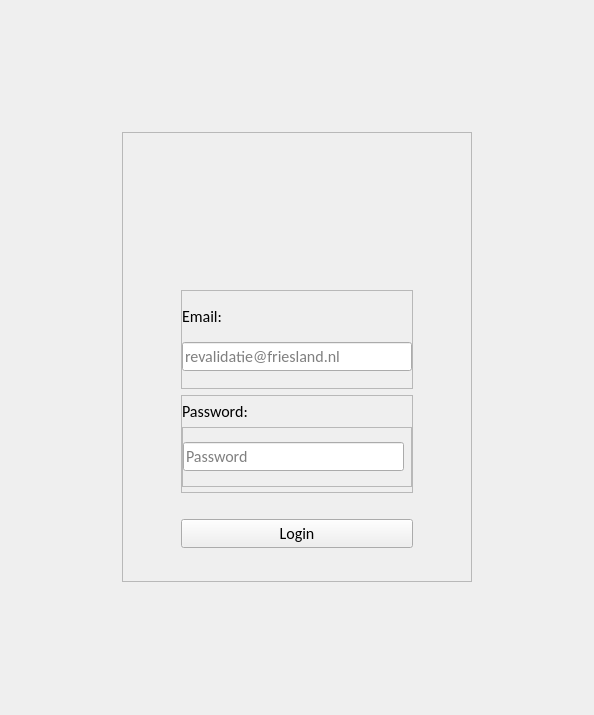
Above: layout/loginSection.ui from Baeshee/IPMEDTH-Frontend before the change. Below: the same form after it.
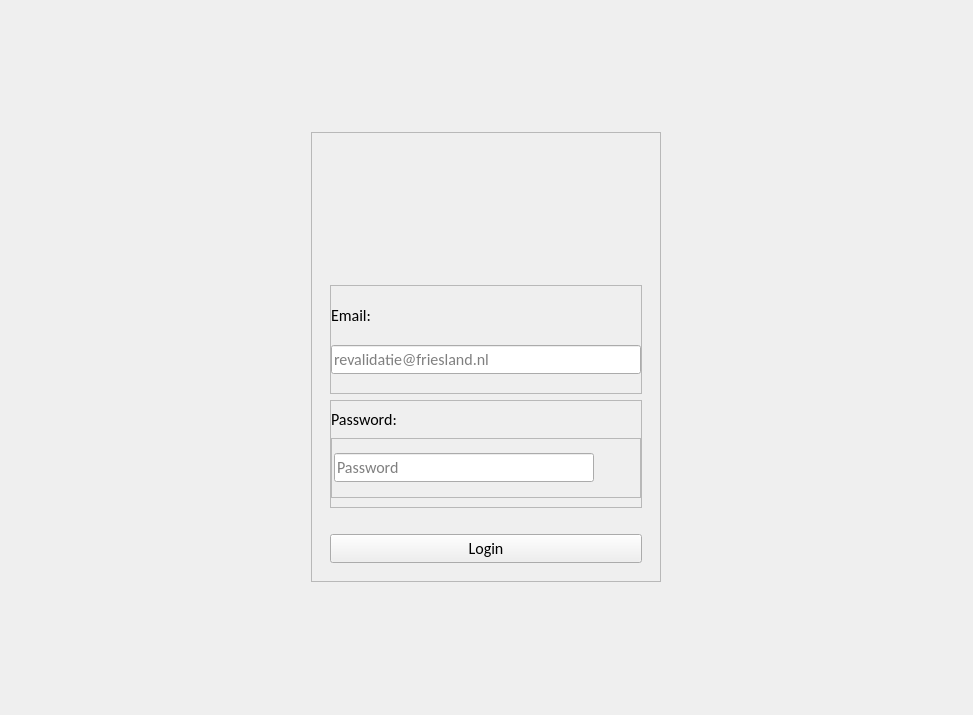
That is the form after the change. Icons and pictures are not drawn.

```diff
--- a/layout/loginSection.ui
+++ b/layout/loginSection.ui
@@ -6,7 +6,7 @@
    <rect>
     <x>0</x>
     <y>0</y>
-    <width>594</width>
+    <width>973</width>
     <height>715</height>
    </rect>
   </property>
@@ -54,8 +54,8 @@
           <widget class="QFrame" name="loginContainer">
            <property name="maximumSize">
             <size>
-             <width>250</width>
-             <height>400</height>
+             <width>400</width>
+             <height>450</height>
             </size>
            </property>
            <property name="styleSheet">
@@ -101,7 +101,7 @@
              <widget class="QFrame" name="email">
               <property name="maximumSize">
                <size>
-                <width>250</width>
+                <width>400</width>
                 <height>300</height>
                </size>
               </property>
@@ -172,7 +172,7 @@
              <widget class="QFrame" name="password">
               <property name="maximumSize">
                <size>
-                <width>250</width>
+                <width>400</width>
                 <height>300</height>
                </size>
               </property>
@@ -221,7 +221,7 @@
                 <widget class="QFrame" name="fieldContainer">
                  <property name="maximumSize">
                   <size>
-                   <width>250</width>
+                   <width>400</width>
                    <height>60</height>
                   </size>
                  </property>
@@ -233,7 +233,7 @@
                  </property>
                  <layout class="QHBoxLayout" name="horizontalLayout_2">
                   <property name="spacing">
-                   <number>0</number>
+                   <number>10</number>
                   </property>
                   <property name="leftMargin">
                    <number>0</number>
@@ -255,6 +255,12 @@
                       <height>25</height>
                      </size>
                     </property>
+                    <property name="maximumSize">
+                     <size>
+                      <width>260</width>
+                      <height>16777215</height>
+                     </size>
+                    </property>
                     <property name="font">
                      <font>
                       <family>Calibri</family>
@@ -276,8 +282,8 @@
                    <widget class="QLabel" name="showHide">
                     <property name="maximumSize">
                      <size>
-                      <width>20</width>
-                      <height>20</height>
+                      <width>30</width>
+                      <height>30</height>
                      </size>
                     </property>
                     <property name="text">
```
